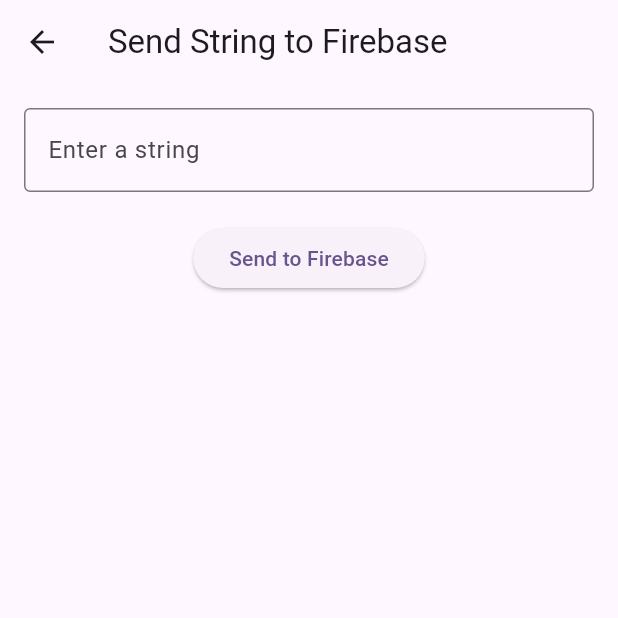
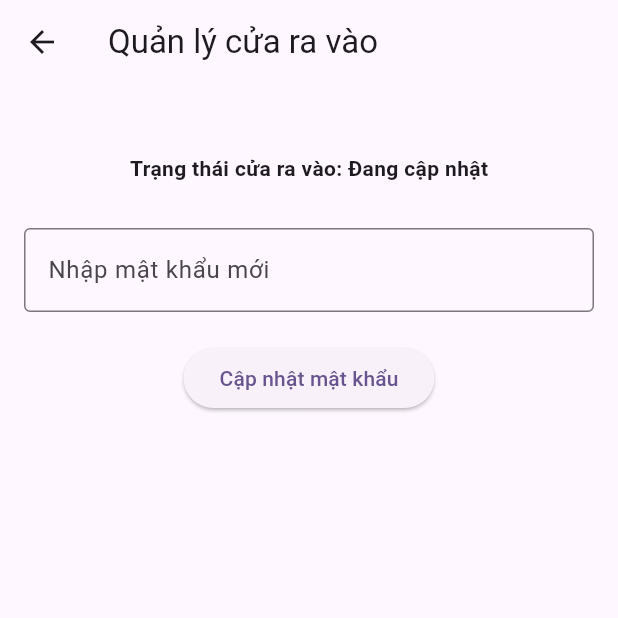
Before and after one commit to quan27102002/ktmm, a Flutter app: the SendStringToFirebase screen opened directly, on a phone screen of 412 x 824 dp, the top half of it. Run offline on Flutter 3.47's test engine with Material 3 defaults, Android fonts, the phone set to English and light mode, and no system bars; our stand-ins replace firebase_core, firebase_database, sqflite, syncfusion_flutter_charts, syncfusion_flutter_gauges; accounts and stored records are empty; statements that could not run were skipped.

```diff
--- a/lib/main.dart
+++ b/lib/main.dart
@@ -24,7 +24,7 @@
         useMaterial3: true,
       ),
       debugShowCheckedModeBanner: false,
-      home:const WeatherDashboard(),
+      home: const WeatherDashboard(),
     );
   }
 }
--- a/lib/pass_widget.dart
+++ b/lib/pass_widget.dart
@@ -5,51 +5,84 @@
   const SendStringToFirebase({super.key});
 
   @override
+  // ignore: library_private_types_in_public_api
   _SendStringToFirebaseState createState() => _SendStringToFirebaseState();
 }
 
 class _SendStringToFirebaseState extends State<SendStringToFirebase> {
   final TextEditingController _controller = TextEditingController();
   final DatabaseReference _databaseReference = FirebaseDatabase.instance.ref();
-
+  DatabaseReference status =
+      FirebaseDatabase.instance.ref('/user').child('status');
   Future<void> _sendStringToRealtimeDatabase(String inputString) async {
     try {
       await _databaseReference.child('user').set({'pass': inputString});
       ScaffoldMessenger.of(context).showSnackBar(
-        SnackBar(content: Text('String sent to Firebase!')),
+        SnackBar(content: Text('Cập nhật thành công')),
       );
     } catch (e) {
       ScaffoldMessenger.of(context).showSnackBar(
-        SnackBar(content: Text('Error sending string: $e')),
+        SnackBar(content: Text('Lỗi: $e')),
       );
     }
+  }
+
+  String statusString = "Đang cập nhật";
+  void _initData() {
+    status.onValue.listen((event) {
+      var data = event.snapshot.value;
+      setState(() {
+        var statusInt = int.parse(data.toString());
+        if (statusInt == 0) {
+          statusString = "mở";
+        }
+        if (statusInt == 1) {
+          statusString = "đóng";
+        }
+      });
+    });
+  }
+
+  @override
+  void initState() {
+    _initData();
+    super.initState();
   }
 
   @override
   Widget build(BuildContext context) {
     return Scaffold(
       appBar: AppBar(
-        title: Text('Send String to Firebase'),
+        title: const Text('Quản lý cửa ra vào'),
       ),
       body: Padding(
         padding: const EdgeInsets.all(16.0),
         child: Column(
           children: [
+            Padding(
+              padding: const EdgeInsets.symmetric(vertical: 30),
+              child: Text(
+                "Trạng thái cửa ra vào: $statusString",
+                style: const TextStyle(
+                  fontWeight: FontWeight.w700,
+                ),
+              ),
+            ),
             TextField(
               controller: _controller,
-              decoration: InputDecoration(
-                labelText: 'Enter a string',
+              decoration: const InputDecoration(
+                labelText: 'Nhập mật khẩu mới',
                 border: OutlineInputBorder(),
               ),
             ),
-            SizedBox(height: 20),
+            const SizedBox(height: 20),
             ElevatedButton(
               onPressed: () {
                 if (_controller.text.isNotEmpty) {
                   _sendStringToRealtimeDatabase(_controller.text);
                 }
               },
-              child: Text('Send to Firebase'),
+              child: const Text('Cập nhật mật khẩu'),
             ),
           ],
         ),
--- a/pubspec.yaml
+++ b/pubspec.yaml
@@ -39,6 +39,10 @@
   fl_chart: ^0.68.0
   syncfusion_flutter_gauges: ^24.1.43
   firebase_database: ^11.0.2
+  sqflite: ^2.3.3+1
+  syncfusion_flutter_charts: ^24.2.9
+  path: ^1.9.0
+  intl: ^0.19.0
 
 dev_dependencies:
   flutter_test:
```
Also changed, not shown: lib/weather.dart (+133 -5 lines), lib/weather_data.dart (added, +8 -0 lines), pubspec.lock, 2 other files.
